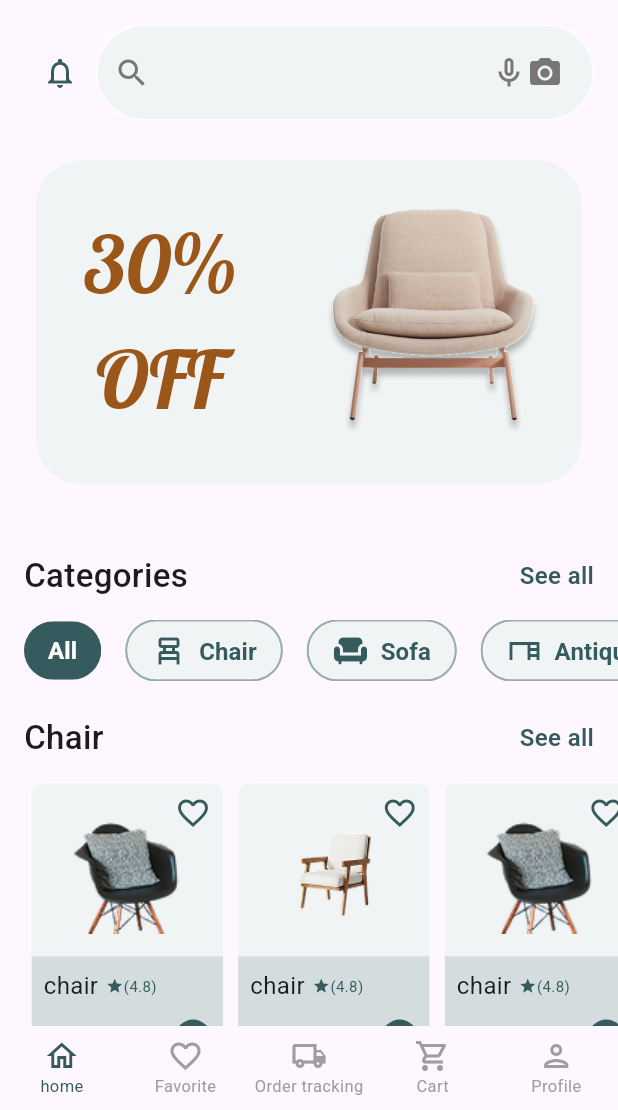
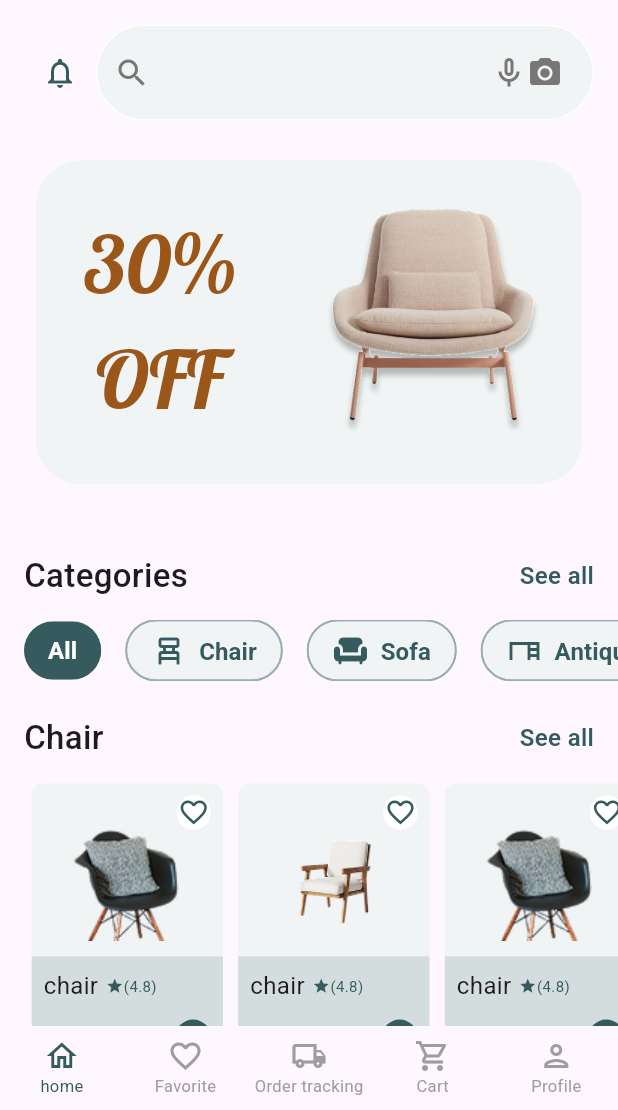
Before and after one commit to Rana-Mohsen/betna, a Flutter app: the screen it shows after launch, on a phone screen of 412 x 824 dp, the part 126-1236 px from its top. Run offline on Flutter 3.47's test engine with Material 3 defaults, Android fonts, the light colour scheme and no system bars; drawn by our look-alikes of carousel_slider; our stand-ins replace bloc, dartz, dio, flutter_bloc, get_it, go_router and 4 more; missing offline and left inert: imageview360.

Commit message:
improving fav icon tapping problem

```diff
--- a/lib/constants.dart
+++ b/lib/constants.dart
@@ -38,7 +38,7 @@ final Map<String, List<ItemModel>> itemList = {
       image: 'assets/images/items/sofa1.png',
     ),
     ItemModel(
-      name: "bed",
+      name: "sofa",
       price: "200",
       image: 'assets/images/items/sofa2.png',
     ),
--- a/lib/core/widgets/favorite_icon.dart
+++ b/lib/core/widgets/favorite_icon.dart
@@ -7,7 +7,7 @@ import 'package:flutter_bloc/flutter_bloc.dart';
 class FavoriteIcon extends StatefulWidget {
   FavoriteIcon({
     super.key,
-    this.size = 29,
+    this.size = 21,
     this.padding = 1,
     required this.item,
   });
@@ -25,10 +25,8 @@ class _FavoriteIconState extends State<FavoriteIcon> {
   Widget build(BuildContext context) {
     bool isFav = widget.item.isFav;
     var bloc = BlocProvider.of<FavoriteCubit>(context);
-    return Padding(
-      padding: const EdgeInsets.all(8.0),
-      child: InkResponse(
-        //splashRadius: 20,
+    return GestureDetector(
+      behavior: HitTestBehavior.opaque,
       onTap: () {
         setState(() {
           isFav = !isFav;
@@ -38,11 +36,20 @@ class _FavoriteIconState extends State<FavoriteIcon> {
           BlocProvider.of<FavoriteCubit>(context).favoritBody();
         });
       },
+      child: Padding(
+        padding: const EdgeInsets.all(8.0),
+        child: Container(
+          padding: EdgeInsets.all(widget.padding),
+          decoration: BoxDecoration(
+            shape: BoxShape.circle,
+            color: Colors.white,
+          ),
           child: Icon(
-          isFav ? Icons.favorite : Icons.favorite_border,
+            isFav ? Icons.favorite : Icons.favorite_border_outlined,
+            size: widget.size,
             color: kPrimaryColor,
           ),
-        // disabledColor: Colors.amber,
+        ),
       ),
     );
   }
--- a/lib/view_models/cart/cart_list/cart_list_cubit.dart
+++ b/lib/view_models/cart/cart_list/cart_list_cubit.dart
@@ -43,11 +43,5 @@ class CartListCubit extends Cubit<CartListState> {
     }
     emit(CartListItemChanged());
   }
-  // incrementPrice(ItemModel item) {
-  //   totalPrice += int.parse(item.price);
-  // }
 
-  // decrmentPrice(ItemModel item) {
-  //   totalPrice -= int.parse(item.price);
-  // }
 }
--- a/lib/views/cart/widgets/cart_view_body.dart
+++ b/lib/views/cart/widgets/cart_view_body.dart
@@ -28,7 +28,7 @@ class _CartViewBodyState extends State<CartViewBody> {
               return ListView.builder(
                 itemCount: cartList.length,
                 itemBuilder:
-                    (context, index) => CartListItem(item: cartList[index]),
+                    (context, index) => CartListItem(item: cartList[index],),
               );
             },
           ),
--- a/lib/views/cart/widgets/my_order_view_body.dart
+++ b/lib/views/cart/widgets/my_order_view_body.dart
@@ -26,7 +26,7 @@ class _MyOrderViewBodyState extends State<MyOrderViewBody> {
               itemBuilder: (context, index) => CustomItemCard(item: cartList[index],),
             ),
           ),
-          CustomButton(onTap: () {}, text: "You have 3 item in cart "),
+          CustomButton(onTap: () {}, text: "You have ${cartList.length} item in cart "),
         ],
       ),
     );
--- a/lib/views/home/widgets/listview_item.dart
+++ b/lib/views/home/widgets/listview_item.dart
@@ -4,6 +4,7 @@ import 'package:betna/core/widgets/add_icon.dart';
 import 'package:betna/core/widgets/favorite_icon.dart';
 import 'package:betna/core/widgets/item_rating.dart';
 import 'package:betna/models/Item_model.dart';
+import 'package:betna/views/home/product_view.dart';
 import 'package:flutter/material.dart';
 import 'package:sizer/sizer.dart';
 
@@ -25,18 +26,42 @@ class ListViewItem extends StatelessWidget {
           children: [
             Align(
               alignment: Alignment.topRight,
+              child: IgnorePointer(
+                ignoring: false,
                 child: FavoriteIcon(item: item),
               ),
+            ),
             Positioned(
-              top: 2.5.h,
+              top: 3.1.h,
+              child: GestureDetector(
+                behavior: HitTestBehavior.translucent,
+                onTap: () {
+                  Navigator.push(
+                    context,
+                    MaterialPageRoute(
+                      builder: (context) => ProductView(item: item),
+                    ),
+                  );
+                },
                 child: SizedBox(
                   width: 29.w,
                   height: 10.h,
                   child: Image.asset(item.image),
                 ),
               ),
+            ),
             Align(
               alignment: Alignment.bottomCenter,
+              child: GestureDetector(
+                behavior: HitTestBehavior.translucent,
+                onTap: () {
+                  Navigator.push(
+                    context,
+                    MaterialPageRoute(
+                      builder: (context) => ProductView(item: item),
+                    ),
+                  );
+                },
                 child: Container(
                   padding: EdgeInsets.all(8),
                   height: 9.h,
@@ -70,10 +95,11 @@ class ListViewItem extends StatelessWidget {
                               fontWeight: FontWeight.w600,
                             ),
                           ),
-                        AddIcon(item: item,),
+                          AddIcon(item: item),
                         ],
                       ),
                     ],
+                  ),
                 ),
               ),
             ),
```
Also changed, not shown: lib/views/cart/widgets/cart_list_item.dart (+8 -4 lines), lib/views/home/widgets/custom_listview.dart (+1 -11 lines). Lines whose indentation alone changed are shown as unchanged.
